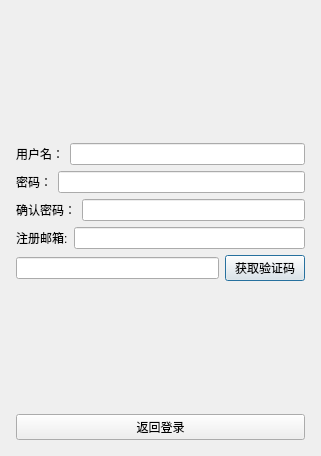
Above: registdialog.ui from Misakulalin/ifask2 before the change. Below: the same form after it.
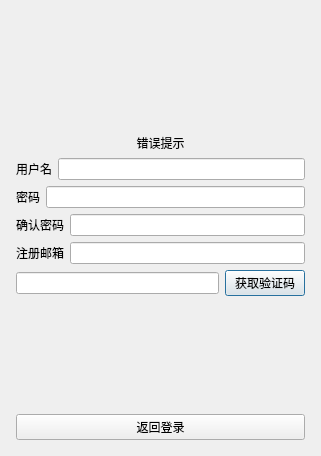
That is the form after the change.

Commit message:
完善注册功能
创建单例类模板，然后导入一些网络协议库。比如http之类。

The edit to the form file:
```diff
--- a/registdialog.ui
+++ b/registdialog.ui
@@ -41,12 +41,28 @@
        </property>
       </spacer>
      </item>
+     <item>
+      <widget class="QWidget" name="widget" native="true"/>
+     </item>
+     <item>
+      <widget class="QLabel" name="err_tip">
+       <property name="layoutDirection">
+        <enum>Qt::LayoutDirection::LeftToRight</enum>
+       </property>
+       <property name="text">
+        <string>错误提示</string>
+       </property>
+       <property name="alignment">
+        <set>Qt::AlignmentFlag::AlignCenter</set>
+       </property>
+      </widget>
+     </item>
      <item>
       <layout class="QHBoxLayout" name="horizontalLayout_3">
        <item>
         <widget class="QLabel" name="label">
          <property name="text">
-          <string>用户名：</string>
+          <string>用户名</string>
          </property>
         </widget>
        </item>
@@ -67,7 +83,7 @@
        <item>
         <widget class="QLabel" name="password_1">
          <property name="text">
-          <string>密码：</string>
+          <string>密码</string>
          </property>
         </widget>
        </item>
@@ -88,7 +104,7 @@
        <item>
         <widget class="QLabel" name="confirmed_1">
          <property name="text">
-          <string>确认密码：</string>
+          <string>确认密码</string>
          </property>
         </widget>
        </item>
@@ -109,7 +125,7 @@
        <item>
         <widget class="QLabel" name="label_4">
          <property name="text">
-          <string>注册邮箱:</string>
+          <string>注册邮箱</string>
          </property>
         </widget>
        </item>
```
Left out of the diff: 6 changed lines with no effect on the pictures. The commit also changes 86 other files.
